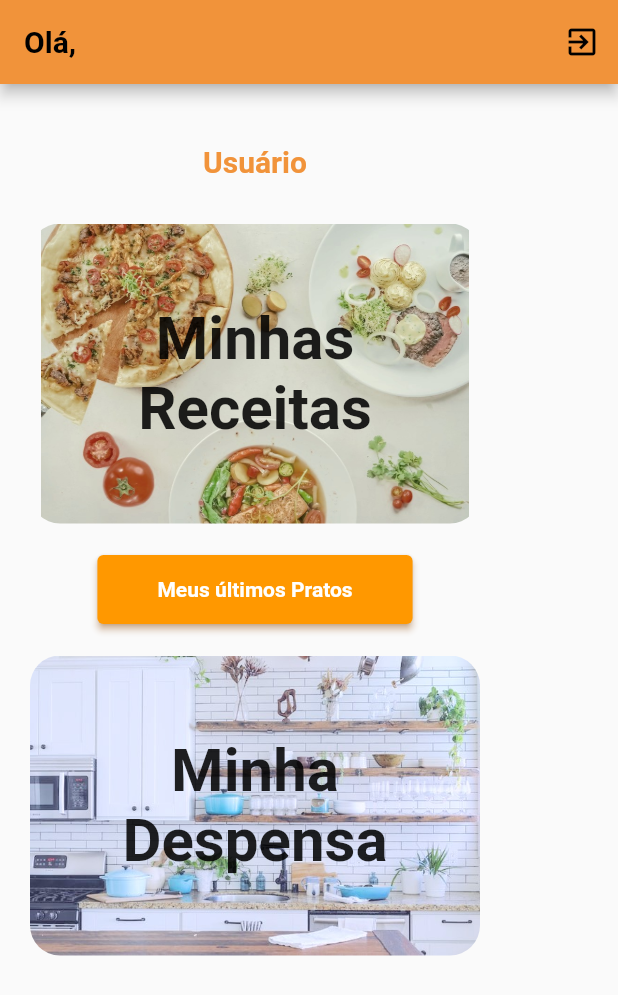
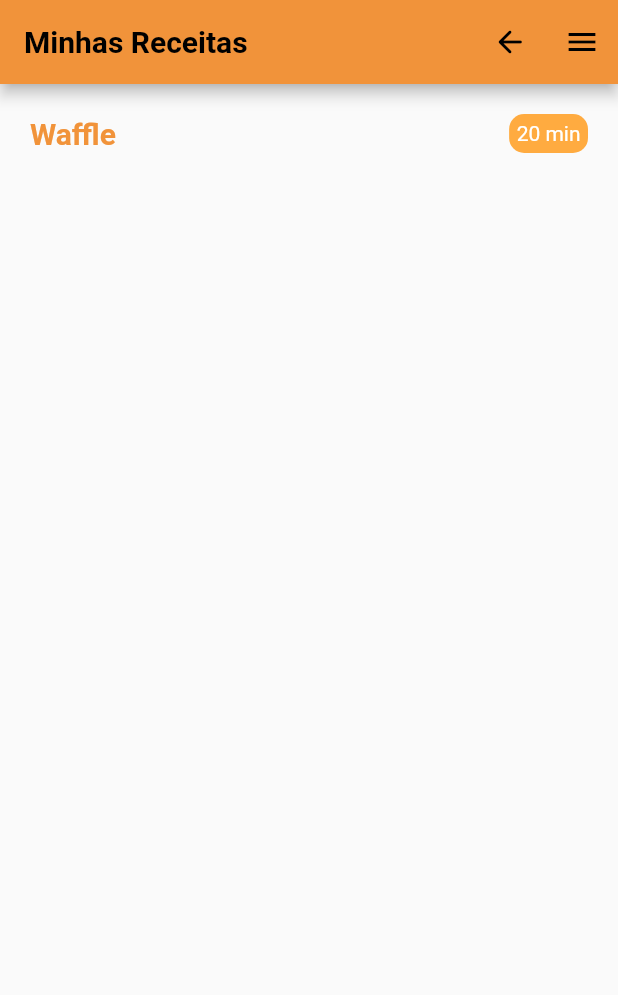
Before and after one commit to isadoracristina/projeto-app, a Flutter app: the screen it shows after launch, on a phone screen of 412 x 824 dp. Shown: the top 995 px of the screen. Run offline on Flutter 3.47's test engine with Material 2 defaults, Android fonts, the phone set to English and light mode, and no system bars; our stand-ins replace email_validator.

Commit message:
Início da página de receita

```diff
--- a/flutter_despensa/lib/main.dart
+++ b/flutter_despensa/lib/main.dart
@@ -1,6 +1,7 @@
 import 'package:flutter/material.dart';
 import 'loginpage.dart';
 import 'userpage.dart';
+import 'recipepage.dart';
 
 void main() {
   runApp(const MyApp());
@@ -18,7 +19,7 @@ class MyApp extends StatelessWidget {
       theme: ThemeData(
         primarySwatch: Colors.orange,
       ),
-      home: UserPage(),
+      home: RecipePage(),
     );
   }
 }
--- /dev/null
+++ b/flutter_despensa/lib/models/recipe.dart
@@ -0,0 +1,38 @@
+class Recipe {
+  late int id;
+  late String name;
+  late int time;
+  late String picture;
+  late List<String> tags;
+  late List<String> ingredients;
+  late String preparation;
+  late int classification;
+
+  Recipe({required this.id, required this.name, required this.time,
+    required this.picture, required this.tags, required this.ingredients,
+    required this.preparation, required this.classification});
+
+  Recipe.fromJson(Map<String, dynamic> json) {
+    id = json['id'];
+    name = json['name'];
+    time = json['time'];
+    picture = json['picture'];
+    tags = json['tags'];
+    ingredients = json['ingredients'];
+    preparation = json['preparation'];
+    classification = json['classification'];
+  }
+
+  Map<String, dynamic> toJson() {
+    final Map<String, dynamic> data = <String, dynamic>{};
+    data['id'] = id;
+    data['name'] = name;
+    data['time'] = time;
+    data['picture'] = picture;
+    data['tags'] = tags;
+    data['ingredients'] = ingredients;
+    data['preparation'] = preparation;
+    data['classification'] = classification;
+    return data;
+  }
+}
--- /dev/null
+++ b/flutter_despensa/lib/recipepage.dart
@@ -0,0 +1,71 @@
+import 'package:flutter/material.dart';
+import 'package:flutter_despensa/models/recipe.dart';
+import 'models/recipe.dart';
+
+class RecipePage extends StatelessWidget {
+
+
+  var recipe = Recipe(id: 1, name: "Waffle", time: 20, picture: "abc", tags: ["café", "pratica"], ingredients: ["farinha", "ovos"], preparation: "Misture tudo", classification: 4);
+
+
+  @override
+  Widget build(BuildContext context) {
+    return Scaffold(
+      appBar: AppBar(
+        backgroundColor: const Color.fromARGB(255, 241, 147, 58),
+        title: const Text('Minhas Receitas',
+          style: TextStyle(
+            fontWeight: FontWeight.bold
+            ),
+        ),
+        actions: <Widget> [
+          IconButton(
+            icon: const Icon(Icons.arrow_back_rounded),
+            onPressed: () {},
+          ),
+          IconButton(
+            icon: const Icon(Icons.menu),
+            onPressed: () {},
+          )
+        ],
+      ),
+      body: Container(
+        padding: const EdgeInsets.all(20),
+        child: Column(
+          children: <Widget> [
+            Row(
+              mainAxisAlignment: MainAxisAlignment.spaceBetween,
+              children: <Widget> [
+                Text(recipe.name,
+                  style: const TextStyle(
+                    fontSize: 20,
+                    fontWeight: FontWeight.bold,
+                    color: Color.fromARGB(255, 241, 147, 58),
+                  )
+                ),
+                const SizedBox(
+                  width: 50,
+                ),
+                Container(
+                  padding: const EdgeInsets.fromLTRB(5, 5, 5, 5),
+                  decoration: BoxDecoration(
+                    color:Colors.orangeAccent,
+                    borderRadius: BorderRadius.circular(10)
+                  ),
+                  child: Center(
+                    child: Text(recipe.time.toString() + " min",
+                      style: const TextStyle(
+                        color: Colors.white,
+                      ),
+                    ),
+                  )
+                ),
+
+              ],
+            ),
+          ],
+        ),
+      ),
+    );
+  }
+}
```
Also changed, not shown: flutter_despensa/lib/models/user.dart (+4 -4 lines).
